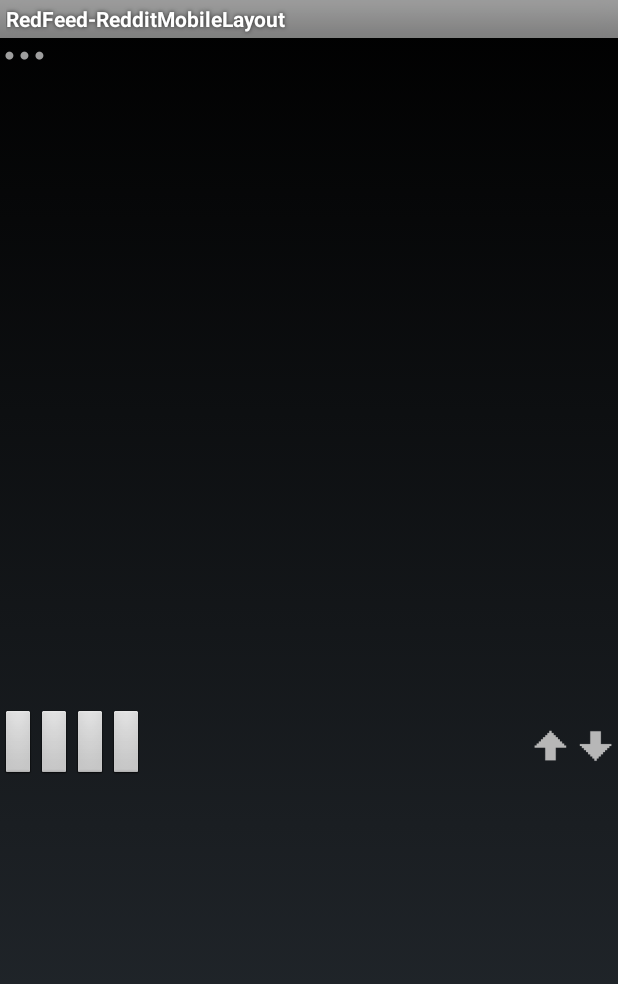
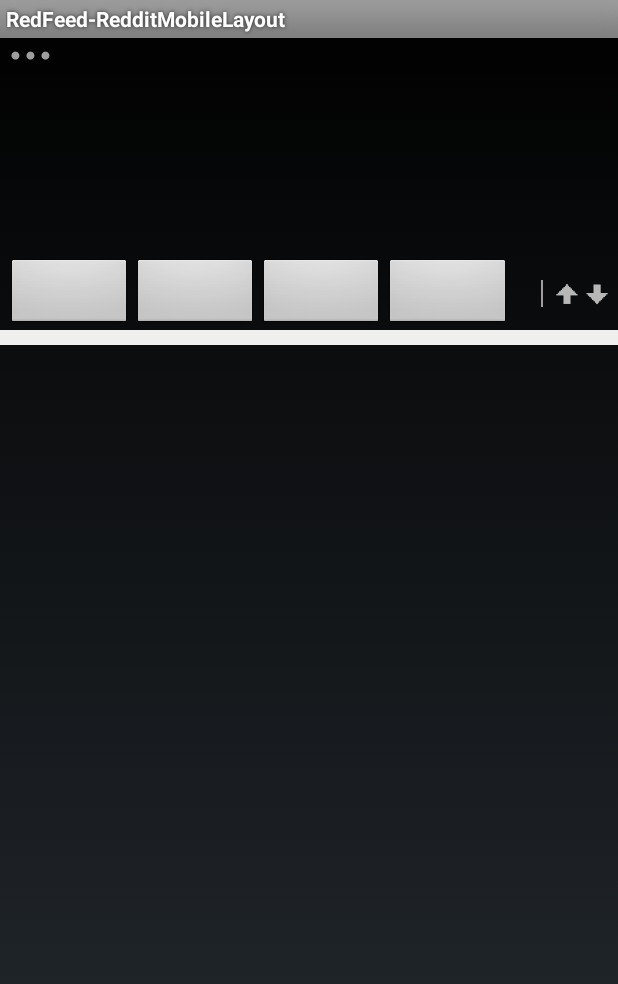
Before and after one commit to Deadknight/redfeed-redditmobilelayout, an Android app: the layout row_reddit_mobile.xml on its own in the app's theme, with its tools: preview values and no code run, on a phone screen of 412 x 824 dp. Shown: the top 984 px of the screen. Run offline under Robolectric (Android 15) with nearby library versions, the phone set to English and light mode, and no system bars.

Commit message:
*Last layout fix

```diff
--- a/app/src/main/res/layout/row_reddit_mobile.xml
+++ b/app/src/main/res/layout/row_reddit_mobile.xml
@@ -9,6 +9,10 @@
     <LinearLayout
         android:layout_width="match_parent"
         android:layout_height="wrap_content"
+        android:layout_marginLeft="4dp"
+        android:layout_marginStart="4dp"
+        android:layout_marginRight="4dp"
+        android:layout_marginEnd="4dp"
         android:orientation="vertical">
         <LinearLayout
             android:layout_width="match_parent"
@@ -80,70 +84,100 @@
             android:layout_height="100dp"
             android:scaleType="centerCrop"/>
         <LinearLayout
-            android:id="@+id/llButtons"
             android:layout_width="match_parent"
             android:layout_height="wrap_content"
+            android:gravity="center_vertical"
+            android:orientation="horizontal">
+            <LinearLayout
+                android:id="@+id/llButtons"
+                android:layout_width="0dp"
+                android:layout_weight="1"
+                android:layout_height="match_parent"
                 android:orientation="horizontal">
             <Button
                 android:id="@+id/butCommentCount"
-                android:layout_width="wrap_content"
+                android:layout_width="0dp"
+                android:layout_weight="1"
                 android:layout_height="wrap_content"
                 android:layout_gravity="center_vertical"
                 android:textAllCaps="false"
+                android:textSize="12sp"
+                android:textColor="#ff9e9e9e"
                 style="?android:buttonBarButtonStyle"/>
             <Button
                 android:id="@+id/butShare"
-                android:layout_width="wrap_content"
+                android:layout_width="0dp"
+                android:layout_weight="1"
                 android:layout_height="wrap_content"
                 android:layout_gravity="center_vertical"
                 android:textAllCaps="false"
+                android:textSize="12sp"
+                android:textColor="#ff9e9e9e"
                 style="?android:buttonBarButtonStyle"/>
             <Button
                 android:id="@+id/butSave"
-                android:layout_width="wrap_content"
+                android:layout_width="0dp"
+                android:layout_weight="1"
                 android:layout_height="wrap_content"
                 android:layout_gravity="center_vertical"
                 android:textAllCaps="false"
+                android:textSize="12sp"
+                android:textColor="#ff9e9e9e"
                 style="?android:buttonBarButtonStyle"/>
             <Button
                 android:id="@+id/butHide"
-                android:layout_width="wrap_content"
+                android:layout_width="0dp"
+                android:layout_weight="1"
                 android:layout_height="wrap_content"
                 android:layout_gravity="center_vertical"
                 android:textAllCaps="false"
+                android:textSize="12sp"
+                android:textColor="#ff9e9e9e"
                 style="?android:buttonBarButtonStyle"/>
+            </LinearLayout>
+            <LinearLayout
+                android:layout_width="wrap_content"
+                android:layout_height="match_parent"
+                android:orientation="horizontal">
                 <ImageButton
                     android:id="@+id/butMore"
-                android:layout_width="30dp"
-                android:layout_height="30dp"
+                    android:layout_width="20dp"
+                    android:layout_height="20dp"
                     android:layout_gravity="center_vertical"
                     android:scaleType="fitXY"
                     android:background="?android:selectableItemBackground"/>
                 <View
-                android:layout_width="0dp"
-                android:layout_height="wrap_content"
-                android:layout_weight="1"/>
+                    android:layout_width="1dp"
+                    android:layout_height="18dp"
+                    android:layout_marginRight="4dp"
+                    android:layout_marginEnd="4dp"
+                    android:layout_gravity="center_vertical"
+                    android:background="#ff9e9e9e"/>
                 <TextView
                     android:id="@+id/tvScore"
                     android:layout_width="wrap_content"
                     android:layout_height="wrap_content"
+                    android:layout_marginRight="2dp"
+                    android:layout_marginEnd="2dp"
+                    android:textSize="12sp"
                     android:layout_gravity="center_vertical"/>
                 <ImageButton
                     android:id="@+id/butUpvote"
-                android:layout_width="30dp"
-                android:layout_height="30dp"
+                    android:layout_width="20dp"
+                    android:layout_height="20dp"
                     android:layout_gravity="center_vertical"
                     android:scaleType="fitXY"
                     android:src="@drawable/ic_upvote_disabled"
                     android:background="?android:selectableItemBackground"/>
                 <ImageButton
                     android:id="@+id/butDownvote"
-                android:layout_width="30dp"
-                android:layout_height="30dp"
+                    android:layout_width="20dp"
+                    android:layout_height="20dp"
                     android:layout_gravity="center_vertical"
                     android:scaleType="fitXY"
                     android:src="@drawable/ic_downvote_disabled"
                     android:background="?android:selectableItemBackground"/>
+            </LinearLayout>
         </LinearLayout>
     </LinearLayout>
     <View
--- a/app/src/main/res/values/styles.xml
+++ b/app/src/main/res/values/styles.xml
@@ -1,7 +1,5 @@
 <resources>
-
     <!-- Base application theme. -->
     <style name="AppTheme" parent="android:Theme">
     </style>
-
 </resources>
```
Also changed, not shown: 1 other file. Lines whose indentation alone changed are shown as unchanged.
